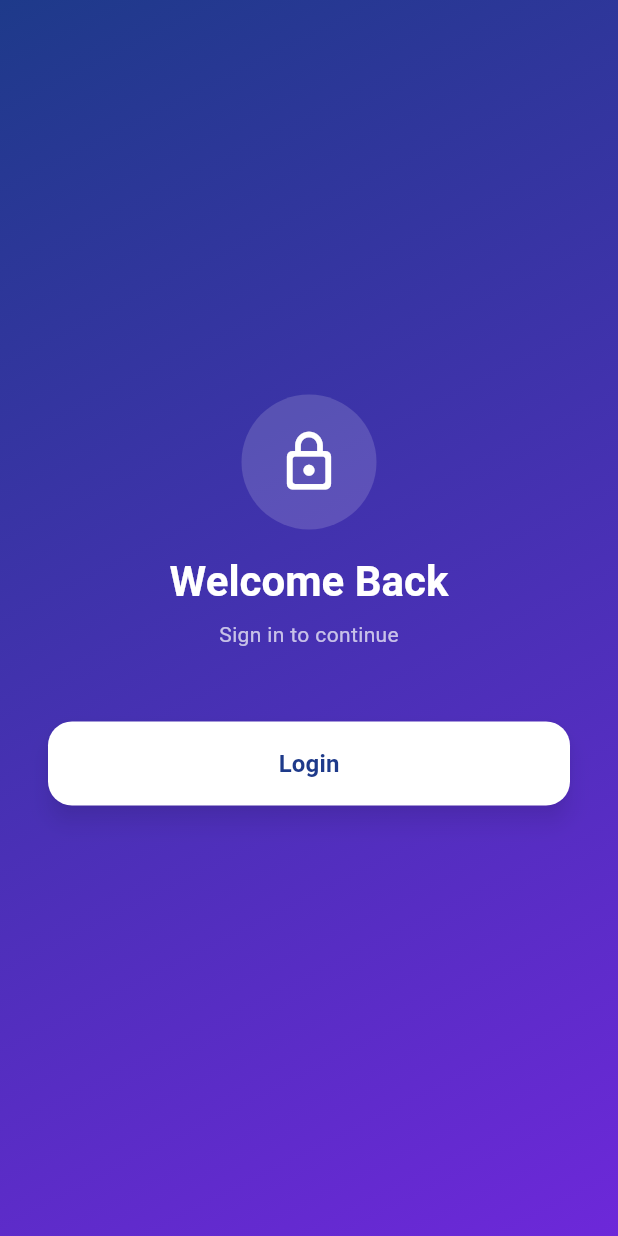
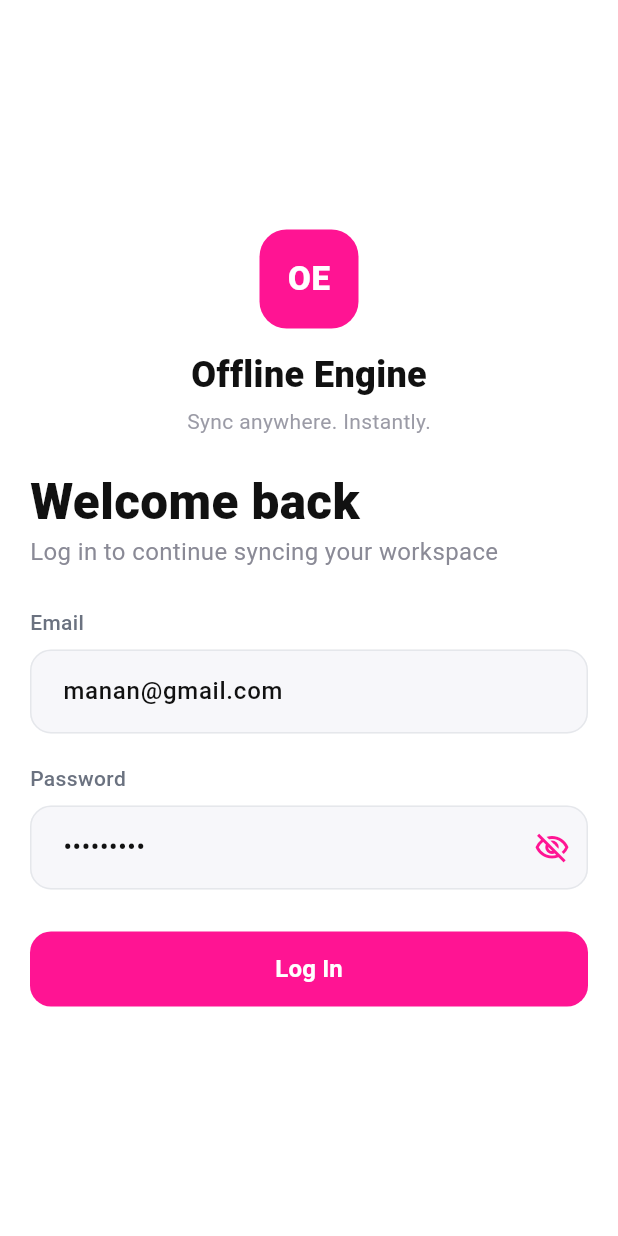
Before and after one commit to mananKoyawala/offline_engine, a Flutter app: the screen it shows after launch, on a phone screen of 412 x 824 dp. Run offline on Flutter 3.47's test engine with Material 3 defaults, Android fonts, the phone set to English and light mode, and no system bars; our stand-ins replace dartz, dio, drift, flutter_riverpod, fluttertoast, freezed_annotation and 5 more; missing offline and left inert: j_client; accounts and stored records are empty; generated files the repository leaves out were written again; statements that could not run were skipped.

Commit message:
redesign login page ui

```diff
--- a/lib/core/theme/theme_provider.dart
+++ b/lib/core/theme/theme_provider.dart
@@ -10,8 +10,6 @@ class ThemeNotifier extends _$ThemeNotifier {
     return ThemeState();
   }
 
-  bool get isDarkMode => state.isDarkMode;
-
   void changeThemeMode(bool value) {
     state = state.copyWith(isDarkMode: value);
   }
--- a/lib/feature/login/presentation/pages/login_page.dart
+++ b/lib/feature/login/presentation/pages/login_page.dart
@@ -1,8 +1,9 @@
 import 'package:flutter/material.dart';
 import 'package:flutter_riverpod/flutter_riverpod.dart';
 import 'package:offline_engine/core/global_getters.dart';
+import 'package:offline_engine/core/theme/colors.dart';
+import 'package:offline_engine/core/theme/theme_provider.dart';
 import 'package:offline_engine/feature/login/presentation/provider/login_provider.dart';
-import 'package:offline_engine/feature/login/presentation/provider/state/login_state.dart';
 import 'package:offline_engine/feature/tasks/presentation/pages/task_page.dart';
 
 class LoginPage extends ConsumerStatefulWidget {
@@ -13,6 +14,21 @@ class LoginPage extends ConsumerStatefulWidget {
 }
 
 class _LoginPageState extends ConsumerState<LoginPage> {
+  final TextEditingController _emailController = TextEditingController(
+    text: 'manan@gmail.com',
+  );
+  final TextEditingController _passwordController = TextEditingController(
+    text: 'Manan@123',
+  );
+  bool _obscurePassword = true;
+
+  @override
+  void dispose() {
+    _emailController.dispose();
+    _passwordController.dispose();
+    super.dispose();
+  }
+
   Future<void> _handleLogin() async {
     final success = await ref.read(loginProvider.notifier).login();
 
@@ -30,43 +46,153 @@ class _LoginPageState extends ConsumerState<LoginPage> {
   @override
   Widget build(BuildContext context) {
     final state = ref.watch(loginProvider);
+    final isDarkMode = ref.watch(themeProvider).isDarkMode;
+
+    final backgroundColor = isDarkMode ? Colors.black : Colors.white;
+    final fieldFillColor = isDarkMode
+        ? const Color(0xFF2B2B2F)
+        : const Color(0xFFF7F7FA);
+    final fieldBorderColor = isDarkMode
+        ? const Color(0xFF404049)
+        : const Color(0xFFE5E7EB);
+    final titleColor = isDarkMode ? Colors.white : const Color(0xFF111111);
+    final bodyColor = isDarkMode
+        ? const Color(0xFFB0B0BA)
+        : const Color(0xFF8A8A96);
+    final labelColor = isDarkMode
+        ? const Color(0xFFB8B8C2)
+        : const Color(0xFF6B7280);
 
     return Scaffold(
-      body: Container(
-        decoration: const BoxDecoration(
-          gradient: LinearGradient(
-            begin: Alignment.topLeft,
-            end: Alignment.bottomRight,
-            colors: [Color(0xFF1E3A8A), Color(0xFF6D28D9)],
+      backgroundColor: backgroundColor,
+      body: SafeArea(
+        child: Center(
+          child: SingleChildScrollView(
+            padding: const EdgeInsets.symmetric(horizontal: 20, vertical: 24),
+            child: ConstrainedBox(
+              constraints: const BoxConstraints(maxWidth: 420),
+              child: Column(
+                crossAxisAlignment: CrossAxisAlignment.stretch,
+                children: [
+                  _buildBranding(isDarkMode),
+                  const SizedBox(height: 26),
+                  Text(
+                    'Welcome back',
+                    textAlign: TextAlign.left,
+                    style: TextStyle(
+                      color: titleColor,
+                      fontSize: 33,
+                      height: 1.05,
+                      fontWeight: FontWeight.w800,
                     ),
                   ),
-        child: SafeArea(
-          child: Center(
-            child: SingleChildScrollView(
-              padding: const EdgeInsets.symmetric(horizontal: 32),
-              child: Column(
-                mainAxisSize: MainAxisSize.min,
-                children: [
-                  _buildLogo(),
-                  const SizedBox(height: 16),
+                  const SizedBox(height: 6),
                   Text(
-                    'Welcome Back',
-                    style: Theme.of(context).textTheme.headlineMedium?.copyWith(
-                      color: Colors.white,
-                      fontWeight: FontWeight.bold,
+                    'Log in to continue syncing your workspace',
+                    textAlign: TextAlign.left,
+                    style: TextStyle(
+                      color: bodyColor,
+                      fontSize: 16,
+                      height: 1.2,
+                      fontWeight: FontWeight.w400,
+                    ),
+                  ),
+                  const SizedBox(height: 28),
+                  Text(
+                    'Email',
+                    style: TextStyle(
+                      color: labelColor,
+                      fontSize: 14,
+                      fontWeight: FontWeight.w500,
                     ),
                   ),
                   const SizedBox(height: 8),
+                  _buildField(
+                    controller: _emailController,
+                    isDarkMode: isDarkMode,
+                    borderColor: fieldBorderColor,
+                    filledColor: fieldFillColor,
+                    textColor: titleColor,
+                  ),
+                  const SizedBox(height: 20),
                   Text(
-                    'Sign in to continue',
-                    style: Theme.of(
-                      context,
-                    ).textTheme.bodyMedium?.copyWith(color: Colors.white70),
+                    'Password',
+                    style: TextStyle(
+                      color: labelColor,
+                      fontSize: 14,
+                      fontWeight: FontWeight.w500,
                     ),
-                  const SizedBox(height: 48),
-                  _buildLoginButton(state),
-                  const SizedBox(height: 24),
-                  if (state.hasError) _buildErrorSection(state),
+                  ),
+                  const SizedBox(height: 8),
+                  _buildField(
+                    controller: _passwordController,
+                    isDarkMode: isDarkMode,
+                    borderColor: fieldBorderColor,
+                    filledColor: fieldFillColor,
+                    textColor: titleColor,
+                    obscureText: _obscurePassword,
+                    suffixIcon: IconButton(
+                      onPressed: () {
+                        setState(() {
+                          _obscurePassword = !_obscurePassword;
+                        });
+                      },
+                      icon: Icon(
+                        _obscurePassword
+                            ? Icons.visibility_off_outlined
+                            : Icons.visibility_outlined,
+                      ),
+                      color: appColor,
+                    ),
+                  ),
+                  const SizedBox(height: 28),
+                  SizedBox(
+                    height: 50,
+                    child: ElevatedButton(
+                      onPressed: state.isLoading ? null : _handleLogin,
+                      style: ElevatedButton.styleFrom(
+                        backgroundColor: appColor,
+                        foregroundColor: Colors.white,
+                        disabledBackgroundColor: appColor.withValues(
+                          alpha: 0.65,
+                        ),
+                        shape: RoundedRectangleBorder(
+                          borderRadius: BorderRadius.circular(14),
+                        ),
+                        elevation: 0,
+                      ),
+                      child: state.isLoading
+                          ? const SizedBox(
+                              width: 22,
+                              height: 22,
+                              child: CircularProgressIndicator(
+                                strokeWidth: 2.4,
+                                valueColor: AlwaysStoppedAnimation<Color>(
+                                  Colors.white,
+                                ),
+                              ),
+                            )
+                          : const Text(
+                              'Log In',
+                              style: TextStyle(
+                                fontSize: 16,
+                                fontWeight: FontWeight.w700,
+                              ),
+                            ),
+                    ),
+                  ),
+                  if (state.hasError) ...[
+                    const SizedBox(height: 16),
+                    Text(
+                      state.errorMessage ?? 'Login failed. Please try again.',
+                      textAlign: TextAlign.center,
+                      style: TextStyle(
+                        color: isDarkMode ? Colors.redAccent : Colors.red,
+                        fontSize: 13,
+                        fontWeight: FontWeight.w500,
+                      ),
+                    ),
+                  ],
                 ],
               ),
             ),
@@ -76,107 +202,89 @@ class _LoginPageState extends ConsumerState<LoginPage> {
     );
   }
 
-  Widget _buildLogo() {
-    return Container(
-      width: 90,
-      height: 90,
+  Widget _buildBranding(bool isDarkMode) {
+    return Column(
+      children: [
+        Container(
+          width: 66,
+          height: 66,
           decoration: BoxDecoration(
-        color: Colors.white.withValues(alpha: 0.15),
-        shape: BoxShape.circle,
+            color: appColor,
+            borderRadius: BorderRadius.circular(18),
           ),
-      child: const Icon(
-        Icons.lock_outline_rounded,
+          alignment: Alignment.center,
+          child: const Text(
+            'OE',
+            style: TextStyle(
               color: Colors.white,
-        size: 44,
+              fontSize: 22,
+              fontWeight: FontWeight.w900,
+              letterSpacing: 0.4,
             ),
+          ),
+        ),
+        const SizedBox(height: 18),
+        Text(
+          'Offline Engine',
+          style: TextStyle(
+            color: isDarkMode ? Colors.white : const Color(0xFF111111),
+            fontSize: 24,
+            fontWeight: FontWeight.w800,
+            height: 1.1,
+          ),
+        ),
+        const SizedBox(height: 8),
+        Text(
+          'Sync anywhere. Instantly.',
+          style: TextStyle(
+            color: isDarkMode
+                ? const Color(0xFF9A9AA6)
+                : const Color(0xFF9B9BA6),
+            fontSize: 14,
+            fontWeight: FontWeight.w400,
+          ),
+        ),
+      ],
     );
   }
 
-  Widget _buildLoginButton(LoginState state) {
-    return SizedBox(
-      width: double.infinity,
-      height: 56,
-      child: ElevatedButton(
-        onPressed: state.isLoading ? null : _handleLogin,
-        style: ElevatedButton.styleFrom(
-          backgroundColor: Colors.white,
-          foregroundColor: const Color(0xFF1E3A8A),
-          elevation: 6,
-          shadowColor: Colors.black45,
-          shape: RoundedRectangleBorder(
-            borderRadius: BorderRadius.circular(16),
-          ),
-        ),
-        child: state.isLoading
-            ? const SizedBox(
-                width: 24,
-                height: 24,
-                child: CircularProgressIndicator(
-                  strokeWidth: 2.5,
-                  valueColor: AlwaysStoppedAnimation(Color(0xFF1E3A8A)),
-                ),
-              )
-            : const Text(
-                'Login',
-                style: TextStyle(fontSize: 16, fontWeight: FontWeight.w600),
-              ),
-      ),
-    );
-  }
-
-  Widget _buildErrorSection(LoginState state) {
-    return Container(
-      padding: const EdgeInsets.all(16),
-      decoration: BoxDecoration(
-        color: Colors.red.withValues(alpha: 0.12),
-        borderRadius: BorderRadius.circular(14),
-        border: Border.all(color: Colors.red.withValues(alpha: 0.4)),
-      ),
-      child: Column(
-        children: [
-          const Icon(
-            Icons.error_outline_rounded,
-            color: Colors.redAccent,
-            size: 28,
-          ),
-          const SizedBox(height: 8),
-          Text(
-            state.errorMessage ?? 'Login failed. Please try again.',
-            textAlign: TextAlign.center,
-            style: const TextStyle(
-              color: Colors.white,
+  Widget _buildField({
+    required TextEditingController controller,
+    required bool isDarkMode,
+    required Color borderColor,
+    required Color filledColor,
+    required Color textColor,
+    bool obscureText = false,
+    Widget? suffixIcon,
+  }) {
+    return TextField(
+      controller: controller,
+      obscureText: obscureText,
+      style: TextStyle(
+        color: textColor,
+        fontSize: 16,
         fontWeight: FontWeight.w500,
       ),
+      decoration: InputDecoration(
+        filled: true,
+        fillColor: filledColor,
+        contentPadding: const EdgeInsets.symmetric(
+          horizontal: 18,
+          vertical: 16,
         ),
-          const SizedBox(height: 4),
-          Text(
-            state.canRetry
-                ? 'You can retry now'
-                : 'Please wait ${state.retryCountDown} s before retrying',
-            textAlign: TextAlign.center,
-            style: const TextStyle(color: Colors.white70, fontSize: 13),
+        border: OutlineInputBorder(
+          borderRadius: BorderRadius.circular(14),
+          borderSide: BorderSide(color: borderColor, width: 1),
         ),
-          const SizedBox(height: 12),
-          SizedBox(
-            width: double.infinity,
-            child: OutlinedButton.icon(
-              onPressed: state.canRetry ? _handleLogin : null,
-              icon: const Icon(Icons.refresh_rounded),
-              label: const Text('Retry'),
-              style: OutlinedButton.styleFrom(
-                foregroundColor: Colors.white,
-                disabledForegroundColor: Colors.white38,
-                side: BorderSide(
-                  color: state.canRetry ? Colors.white : Colors.white24,
+        enabledBorder: OutlineInputBorder(
+          borderRadius: BorderRadius.circular(14),
+          borderSide: BorderSide(color: borderColor, width: 1),
         ),
-                padding: const EdgeInsets.symmetric(vertical: 14),
-                shape: RoundedRectangleBorder(
-                  borderRadius: BorderRadius.circular(12),
+        focusedBorder: OutlineInputBorder(
+          borderRadius: BorderRadius.circular(14),
+          borderSide: const BorderSide(color: appColor, width: 1.2),
         ),
-              ),
-            ),
-          ),
-        ],
+        suffixIcon: suffixIcon,
       ),
     );
   }
```
Lines whose indentation alone changed are shown as unchanged.
